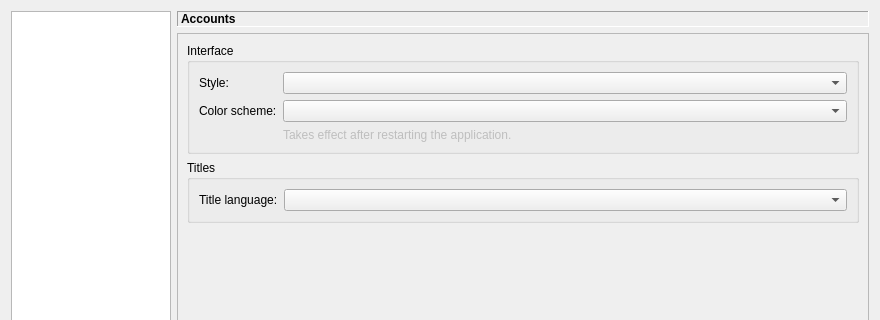
erengy/taiga, file src/gui/settings/settings_dialog.ui: the form before one commit; both pictures show x 0 to 880 and y 0 to 320 of the 880 by 600 pixel window.
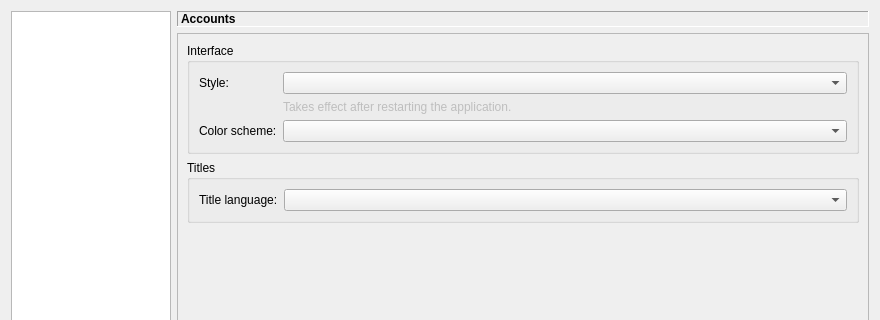
The form after the commit. The open tabs and pages were chosen to show the change.

Commit message: Apply color scheme without restart

```diff
--- a/src/gui/settings/settings_dialog.ui
+++ b/src/gui/settings/settings_dialog.ui
@@ -349,7 +349,17 @@
               <item row="0" column="1">
                <widget class="QComboBox" name="styleComboBox"/>
               </item>
-              <item row="1" column="0">
+              <item row="1" column="1">
+               <widget class="QLabel" name="styleHintLabel">
+                <property name="enabled">
+                 <bool>false</bool>
+                </property>
+                <property name="text">
+                 <string>Takes effect after restarting the application.</string>
+                </property>
+               </widget>
+              </item>
+              <item row="2" column="0">
                <widget class="QLabel" name="colorSchemeLabel">
                 <property name="text">
                  <string>Color scheme:</string>
@@ -359,18 +369,8 @@
                 </property>
                </widget>
               </item>
-              <item row="1" column="1">
-               <widget class="QComboBox" name="colorSchemeComboBox"/>
-              </item>
               <item row="2" column="1">
-               <widget class="QLabel" name="colorSchemeHintLabel">
-                <property name="enabled">
-                 <bool>false</bool>
-                </property>
-                <property name="text">
-                 <string>Takes effect after restarting the application.</string>
-                </property>
-               </widget>
+               <widget class="QComboBox" name="colorSchemeComboBox"/>
               </item>
              </layout>
             </widget>
```
The commit also changes 1 other file.
